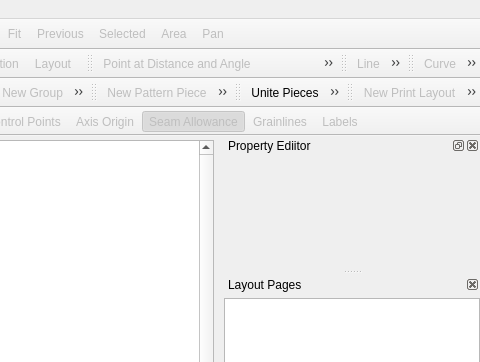
Above: src/app/seamly2d/mainwindow.ui from FashionFreedom/Seamly2D before the change; both pictures show x 620 to 1100 and y 0 to 362 of the 1100 by 809 pixel window. Below: the same form after it.
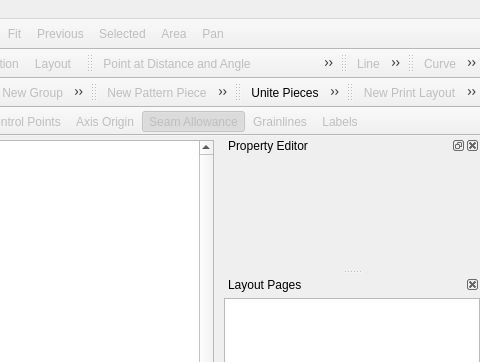
That is the form after the change. Icons and pictures are not drawn. Custom widgets are drawn as their Qt base class.

```diff
--- a/src/app/seamly2d/mainwindow.ui
+++ b/src/app/seamly2d/mainwindow.ui
@@ -455,7 +455,7 @@
     </size>
    </property>
    <property name="windowTitle">
-    <string>Property Ediitor</string>
+    <string>Property Editor</string>
    </property>
    <attribute name="dockWidgetArea">
     <number>2</number>
```
